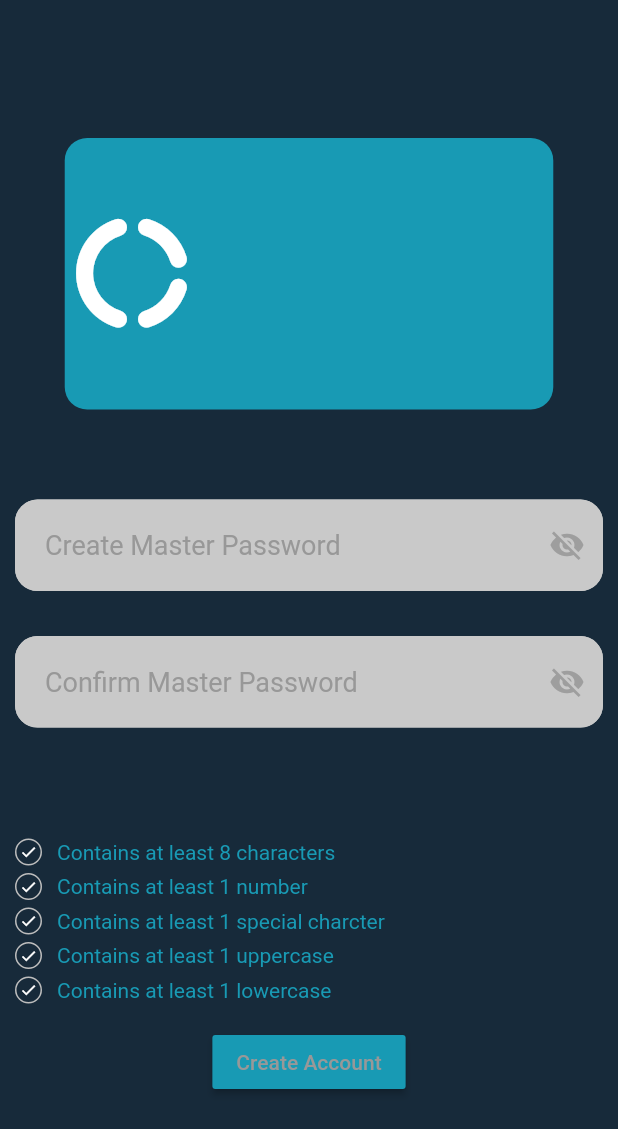
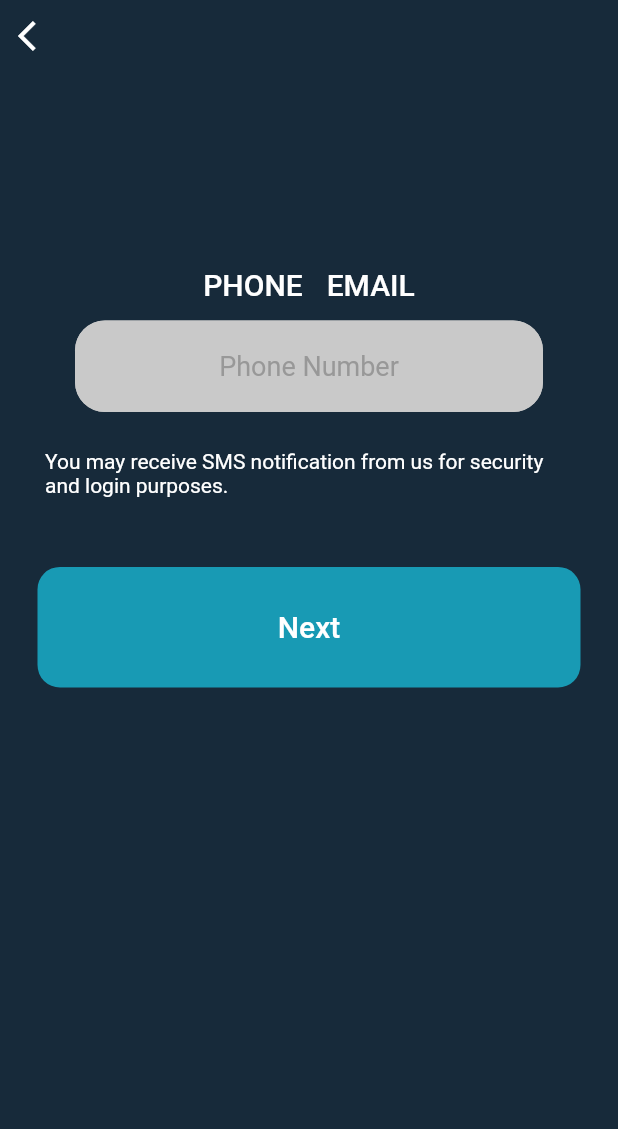
Before and after one commit to kevin-gonzalez16/TrueVault, a Flutter app: the screen it shows after launch, after a tap on "Register", on a phone screen of 412 x 824 dp. Shown: the top 1129 px of the screen. Run offline on Flutter 3.47's test engine with Material 2 defaults, Android fonts, the phone set to English and light mode, and no system bars; our stand-ins replace cloud_firestore, firebase_auth, firebase_core; missing offline and left inert: encrypt; accounts and stored records are empty.

Commit message:
Login/Register screens have been modified and work

```diff
--- a/lib/screens/landing_screen.dart
+++ b/lib/screens/landing_screen.dart
@@ -1,7 +1,6 @@
 import 'package:flutter/material.dart';
-import 'package:true_vault/screens/register_screen.dart';
+import 'package:true_vault/screens/register_selection_screen.dart';
 import 'package:true_vault/screens/login_screen.dart';
-
 
 class LandingScreen extends StatefulWidget {
   const LandingScreen({Key? key}) : super(key: key);
@@ -11,7 +10,6 @@ class LandingScreen extends StatefulWidget {
 }
 
 class _LandingScreenState extends State<LandingScreen> {
-
   @override
   Widget build(BuildContext context) {
     double phoneWidth = MediaQuery.of(context).size.width; //411
@@ -24,10 +22,10 @@ class _LandingScreenState extends State<LandingScreen> {
           mainAxisAlignment: MainAxisAlignment.center,
           children: [
             Padding(
-                  padding: const EdgeInsets.fromLTRB(0,0,0,0),
+              padding: const EdgeInsets.fromLTRB(0, 0, 0, 0),
               child: Container(
-                      width: phoneWidth/1.265,
-                      height: phoneHeight/4.55,
+                  width: phoneWidth / 1.265,
+                  height: phoneHeight / 4.55,
                   decoration: const BoxDecoration(
                     borderRadius: BorderRadius.all(Radius.circular(15)),
                     color: Color(0xff189AB4),
@@ -39,25 +37,26 @@ class _LandingScreenState extends State<LandingScreen> {
                           Icon(
                             Icons.donut_large_rounded,
                             color: Colors.white,
-                                size: phoneWidth/4.56,
+                            size: phoneWidth / 4.56,
                           ),
                         ],
-                          )
-                      )
+                      ))),
             ),
-                ),
-
             Padding(
-                  padding: const EdgeInsets.fromLTRB(25,30,25,0),
+              padding: const EdgeInsets.fromLTRB(25, 30, 25, 0),
               child: AspectRatio(
-                      aspectRatio: 9/2,
-                      child:TextButton(
+                  aspectRatio: 9 / 2,
+                  child: TextButton(
                     key: const Key("landingScreenRegisterButton"),
-                        onPressed: ()=>{
-                          Navigator.push(context,
-                              MaterialPageRoute(builder: (context) => const RegisterScreen()))
+                    onPressed: () => {
+                      Navigator.push(
+                          context,
+                          MaterialPageRoute(
+                              builder: (context) =>
+                                  const RegisterSelectionScreen()))
                     },
-                        child: const Text("Register",
+                    child: const Text(
+                      "Register",
                       key: Key("landingScreenRegisterButtonText"),
                       style: TextStyle(fontSize: 20),
                     ),
@@ -65,24 +64,24 @@ class _LandingScreenState extends State<LandingScreen> {
                       primary: Colors.white,
                       backgroundColor: const Color(0xff189AB4),
                       shape: const RoundedRectangleBorder(
-                              borderRadius: BorderRadius.all(Radius.circular(15))
+                          borderRadius: BorderRadius.all(Radius.circular(15))),
                     ),
+                  )),
             ),
-                      )
-                  ),
-                ),
-
             Padding(
-                  padding: const EdgeInsets.fromLTRB(25,35,25,0),
+              padding: const EdgeInsets.fromLTRB(25, 35, 25, 0),
               child: AspectRatio(
-                    aspectRatio: 9/2,
-                    child:TextButton(
+                  aspectRatio: 9 / 2,
+                  child: TextButton(
                     key: const Key("landingScreenLoginButton"),
-                      onPressed: ()=>{
-                        Navigator.push(context,
-                            MaterialPageRoute(builder: (context) => const LoginScreen()))
+                    onPressed: () => {
+                      Navigator.push(
+                          context,
+                          MaterialPageRoute(
+                              builder: (context) => const LoginScreen()))
                     },
-                      child: const Text("Login",
+                    child: const Text(
+                      "Login",
                       key: Key("landingScreenLoginButtonText"),
                       style: TextStyle(fontSize: 20),
                     ),
@@ -90,11 +89,9 @@ class _LandingScreenState extends State<LandingScreen> {
                       primary: Colors.white,
                       backgroundColor: const Color(0xff189AB4),
                       shape: const RoundedRectangleBorder(
-                            borderRadius: BorderRadius.all(Radius.circular(15))
+                          borderRadius: BorderRadius.all(Radius.circular(15))),
                     ),
-                      ),
-                    )
-                  ),
+                  )),
             ),
           ],
         )));
--- a/lib/screens/register_screen.dart
+++ b/lib/screens/register_screen.dart
@@ -1,21 +1,27 @@
 import 'package:flutter/material.dart';
+import 'package:true_vault/screens/landing_screen.dart';
+import 'package:true_vault/screens/login_screen.dart';
 import 'package:true_vault/screens/main_screen.dart';
+import 'package:firebase_core/firebase_core.dart';
+import 'package:true_vault/services/auth.dart';
 
 class RegisterScreen extends StatefulWidget {
-  const RegisterScreen({Key? key}) : super(key: key);
+  final TextEditingController email;
+  RegisterScreen({Key? key, required this.email}) : super(key: key);
 
   @override
   State<RegisterScreen> createState() => _RegisterScreenState();
 }
 
 class _RegisterScreenState extends State<RegisterScreen> {
-  TextEditingController createMasterPasswordTextEditingController =
+  TextEditingController createPasswordTextEditingController =
       TextEditingController();
 
-  TextEditingController confirmMasterPasswordTextEditingController =
+  TextEditingController confirmPasswordTextEditingController =
       TextEditingController();
 
   bool _isVisible = false;
+
   bool _isPassword8Characters = false;
   bool _hasPassword1Number = false;
   bool _hasPassword1SpecialCharacter = false;
@@ -55,8 +61,8 @@ class _RegisterScreenState extends State<RegisterScreen> {
       if (upperCaseRegex.hasMatch(password))
         _hasPassword1UppercaseCharacter = true;
 
-      _match = createMasterPasswordTextEditingController.text ==
-          confirmMasterPasswordTextEditingController.text;
+      _match = createPasswordTextEditingController.text ==
+          confirmPasswordTextEditingController.text;
 
       isValidPassword = _isPassword8Characters &&
           _hasPassword1Number &&
@@ -75,34 +81,29 @@ class _RegisterScreenState extends State<RegisterScreen> {
         backgroundColor: const Color.fromRGBO(23, 42, 58, 1.0),
         body: Center(
             child: Column(
-          mainAxisAlignment: MainAxisAlignment.center,
+          // mainAxisAlignment: MainAxisAlignment.center,
           children: [
-            Container(
-                width: phoneWidth / 1.265,
-                height: phoneHeight / 4.55,
-                decoration: const BoxDecoration(
-                  borderRadius: BorderRadius.all(Radius.circular(15)),
-                  color: Color(0xff189AB4),
+            Row(
+              children: [
+                IconButton(
+                  key: const Key("return-button-register-screen"),
+                  onPressed: () {
+                    Navigator.pop(context);
+                  },
+                  icon: Icon(Icons.arrow_back_ios, color: Colors.white),
+                  //replace with our own icon data.
+                )
+              ],
             ),
-                child: Align(
-                    alignment: Alignment.centerLeft,
-                    child: Row(
-                      children: [
-                        Icon(
-                          Icons.donut_large_rounded,
-                          color: Colors.white,
-                          size: phoneWidth / 4.56,
-                        ),
-                      ],
-                    ))),
+            SizedBox(height: phoneHeight / 8),
             Container(
               height: 60.0,
             ),
             Padding(
-              padding: const EdgeInsets.fromLTRB(10, 0, 10, 30.0),
+              padding: const EdgeInsets.fromLTRB(30, 0, 30, 30.0),
               child: TextField(
                 key: const Key("register-text-field-1"),
-                controller: createMasterPasswordTextEditingController,
+                controller: createPasswordTextEditingController,
                 onChanged: (password) {
                   onPasswordChanged(password);
                   if (!_isEmpty) {
@@ -145,7 +146,7 @@ class _RegisterScreenState extends State<RegisterScreen> {
                   focusedBorder: OutlineInputBorder(
                       borderRadius: BorderRadius.circular(10),
                       borderSide: BorderSide(color: Colors.black)),
-                  hintText: "Create Master Password",
+                  hintText: "Create Password",
                   hintStyle: TextStyle(fontSize: 18, color: Color(0xff989898)),
                   contentPadding:
                       EdgeInsets.symmetric(horizontal: 20, vertical: 20),
@@ -153,10 +154,10 @@ class _RegisterScreenState extends State<RegisterScreen> {
               ),
             ),
             Padding(
-              padding: const EdgeInsets.fromLTRB(10, 0, 10, 10),
+              padding: const EdgeInsets.fromLTRB(30, 0, 30, 10),
               child: TextField(
                 key: const Key("register-text-field-2"),
-                controller: confirmMasterPasswordTextEditingController,
+                controller: confirmPasswordTextEditingController,
                 onChanged: (password) {
                   onPasswordChanged(password);
                   if (!_isEmpty) {
@@ -200,7 +201,7 @@ class _RegisterScreenState extends State<RegisterScreen> {
                       borderRadius: BorderRadius.circular(15.0),
                       borderSide:
                           BorderSide(width: 3, color: Color(0xffC9C9C9))),
-                  hintText: "Confirm Master Password",
+                  hintText: "Confirm Password",
                   hintStyle: TextStyle(fontSize: 18, color: Color(0xff989898)),
                   contentPadding:
                       EdgeInsets.symmetric(horizontal: 20, vertical: 20),
@@ -402,8 +403,7 @@ class _RegisterScreenState extends State<RegisterScreen> {
                   key: const Key("register-screen-button-text"),
                 ),
                 color: Color(0xff189AB4),
-                onPressed: () {
-                  setState(() {
+                onPressed: () async {
                   if (!_isEmpty) {
                     if (_match) {
                       match = true;
@@ -417,16 +417,22 @@ class _RegisterScreenState extends State<RegisterScreen> {
                     }
 
                     if (isValidPassword && match) {
+                      await Firebase.initializeApp();
+                      AuthService test = AuthService();
+                      dynamic result = await test.registerWithEmailAndPassword(
+                          widget.email.text,
+                          confirmPasswordTextEditingController.text);
+
                       Navigator.pushReplacement(
                           context,
                           MaterialPageRoute(
-                                builder: (context) => MainScreen()));
+                              builder: (context) => LandingScreen()));
                     }
                     empty = false;
                   } else {
                     empty = true;
                   }
-                  });
+                  setState(() {});
                 }),
           ],
         )));
--- /dev/null
+++ b/lib/screens/register_selection_screen.dart
@@ -0,0 +1,178 @@
+import 'package:flutter/material.dart';
+import 'package:true_vault/screens/register_screen.dart';
+
+class RegisterSelectionScreen extends StatefulWidget {
+  const RegisterSelectionScreen({Key? key}) : super(key: key);
+
+  @override
+  State<RegisterSelectionScreen> createState() =>
+      _RegisterSelectionScreenState();
+}
+
+class _RegisterSelectionScreenState extends State<RegisterSelectionScreen> {
+  TextEditingController emailTextEditingController = TextEditingController();
+
+  @override
+  void dispose() {
+    // Clean up the controller when the widget is disposed.
+    emailTextEditingController.dispose();
+    super.dispose();
+  }
+
+  bool phoneEmailSelection = true; //phone false, email true
+
+  @override
+  Widget build(BuildContext context) {
+    double phoneWidth = MediaQuery.of(context).size.width; //411
+    double phoneHeight = MediaQuery.of(context).size.height; //683
+    return Scaffold(
+        resizeToAvoidBottomInset: false, // set it to false
+        backgroundColor: const Color.fromRGBO(23, 42, 58, 1.0),
+        body: Center(
+            child: Column(
+          // mainAxisAlignment: MainAxisAlignment.center,
+          children: [
+            Row(
+              children: [
+                IconButton(
+                  key: const Key("return-button-register-selection-screen"),
+
+                  onPressed: () {
+                    Navigator.pop(context);
+                  },
+                  icon: Icon(Icons.arrow_back_ios, color: Colors.white),
+                  //replace with our own icon data.
+                )
+              ],
+            ),
+            SizedBox(height: phoneHeight / 7),
+            Row(
+              mainAxisAlignment: MainAxisAlignment.center,
+              children: [
+                TextButton(
+                  onPressed: () {
+                    phoneEmailSelection = true;
+                    FocusScope.of(context).requestFocus(FocusNode());
+
+                    setState(() {});
+                  },
+                  style: TextButton.styleFrom(
+                    primary: Colors.white,
+                  ),
+                  child: const Text(
+                    "PHONE",
+                    style: TextStyle(fontSize: 20),
+                  ),
+                ),
+                TextButton(
+                  key: const Key("email-text-button-register-selection-screen"),
+                  onPressed: () {
+                    phoneEmailSelection = false;
+                    FocusScope.of(context).requestFocus(FocusNode());
+
+                    setState(() {});
+                  },
+                  style: TextButton.styleFrom(
+                    primary: Colors.white,
+                  ),
+                  child: const Text(
+                    "EMAIL",
+                    style: TextStyle(fontSize: 20),
+                  ),
+                ),
+              ],
+            ),
+            phoneEmailSelection
+                ? Column(
+                    children: [
+                      Padding(
+                        padding: const EdgeInsets.fromLTRB(50, 0, 50, 0),
+                        child: TextFormField(
+                            textAlign: TextAlign.center,
+                            keyboardType: TextInputType.number,
+                            decoration: InputDecoration(
+                              filled: true,
+                              fillColor: Color(0xffc9c9c9),
+                              enabledBorder: OutlineInputBorder(
+                                borderSide: BorderSide(
+                                    width: 3, color: Color(0xffC9C9C9)),
+                                borderRadius: BorderRadius.circular(20.0),
+                              ),
+                              focusedBorder: OutlineInputBorder(
+                                borderSide: BorderSide(
+                                    width: 3, color: Color(0xffC9C9C9)),
+                                borderRadius: BorderRadius.circular(20.0),
+                              ),
+                              hintText: 'Phone Number',
+                              hintStyle: TextStyle(
+                                  fontSize: 18, color: Color(0xff989898)),
+                            )),
+                      ),
+                      Padding(
+                          padding: const EdgeInsets.fromLTRB(30, 25, 30, 0),
+                          child: AspectRatio(
+                            aspectRatio: 9 / 2,
+                            child: Text(
+                                "You may receive SMS notification from us for security and login purposes.",
+                                style: TextStyle(color: Colors.white)),
+                          )),
+                    ],
+                  )
+                : Column(
+                    children: [
+                      Padding(
+                        padding: const EdgeInsets.fromLTRB(50, 0, 50, 103.5),
+                        child: TextFormField(
+                            key: const Key(
+                                "email-text-field-register-selection-screen"),
+                            controller: emailTextEditingController,
+                            textAlign: TextAlign.center,
+                            decoration: InputDecoration(
+                              filled: true,
+                              fillColor: Color(0xffc9c9c9),
+                              enabledBorder: OutlineInputBorder(
+                                borderSide: BorderSide(
+                                    width: 3, color: Color(0xffC9C9C9)),
+                                borderRadius: BorderRadius.circular(20.0),
+                              ),
+                              focusedBorder: OutlineInputBorder(
+                                borderSide: BorderSide(
+                                    width: 3, color: Color(0xffC9C9C9)),
+                                borderRadius: BorderRadius.circular(20.0),
+                              ),
+                              hintText: 'Email Address',
+                              hintStyle: TextStyle(
+                                  fontSize: 18, color: Color(0xff989898)),
+                            )),
+                      ),
+                    ],
+                  ),
+            Padding(
+              padding: const EdgeInsets.fromLTRB(25, 0, 25, 0),
+              child: AspectRatio(
+                  aspectRatio: 9 / 2,
+                  child: TextButton(
+                    key: const Key("next-button-register-selection-screen"),
+                    onPressed: () => {
+                      Navigator.push(
+                          context,
+                          MaterialPageRoute(
+                              builder: (context) => RegisterScreen(
+                                  email: emailTextEditingController)))
+                    },
+                    child: const Text(
+                      "Next",
+                      style: TextStyle(fontSize: 20),
+                    ),
+                    style: TextButton.styleFrom(
+                      primary: Colors.white,
+                      backgroundColor: const Color(0xff189AB4),
+                      shape: const RoundedRectangleBorder(
+                          borderRadius: BorderRadius.all(Radius.circular(15))),
+                    ),
+                  )),
+            ),
+          ],
+        )));
+  }
+}
--- a/lib/services/auth.dart
+++ b/lib/services/auth.dart
@@ -63,7 +63,7 @@ class AuthService {
       dynamic userAttempt = result.user;
 
       //need to create a new document for the user with the uid
-      //await DatabaseService(userAttempt.uid).createUserDocument();
+      await DatabaseService(userAttempt.uid).createUserDocument();
 
       //return the user casted as a true vault user
       return trueVaultUserFromFirebaseUser(userAttempt);
```
Also changed, not shown: lib/screens/login_screen.dart (+98 -18 lines), test_driver/app_test.dart (+119 -68 lines), 1 other file. Lines whose indentation alone changed are shown as unchanged.
